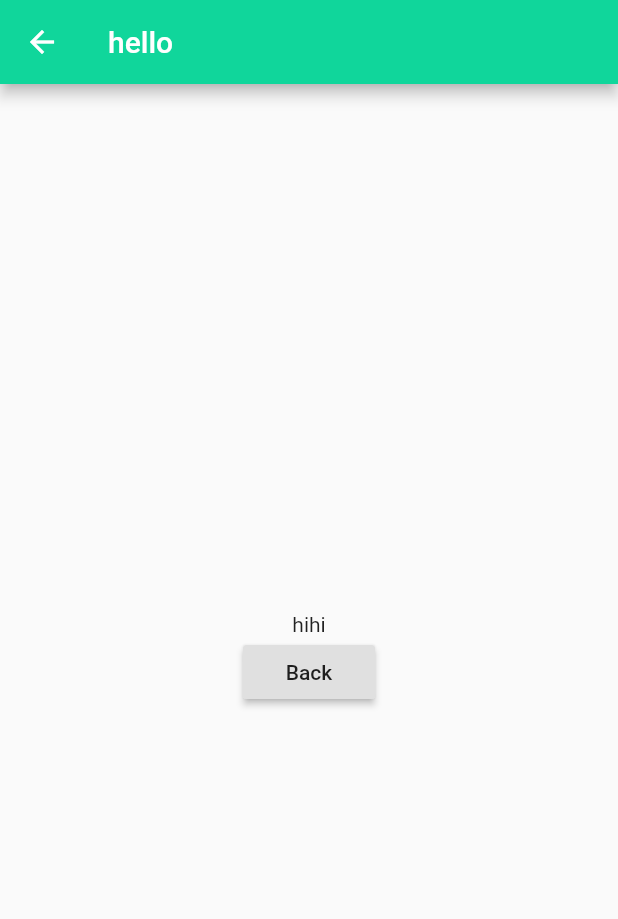
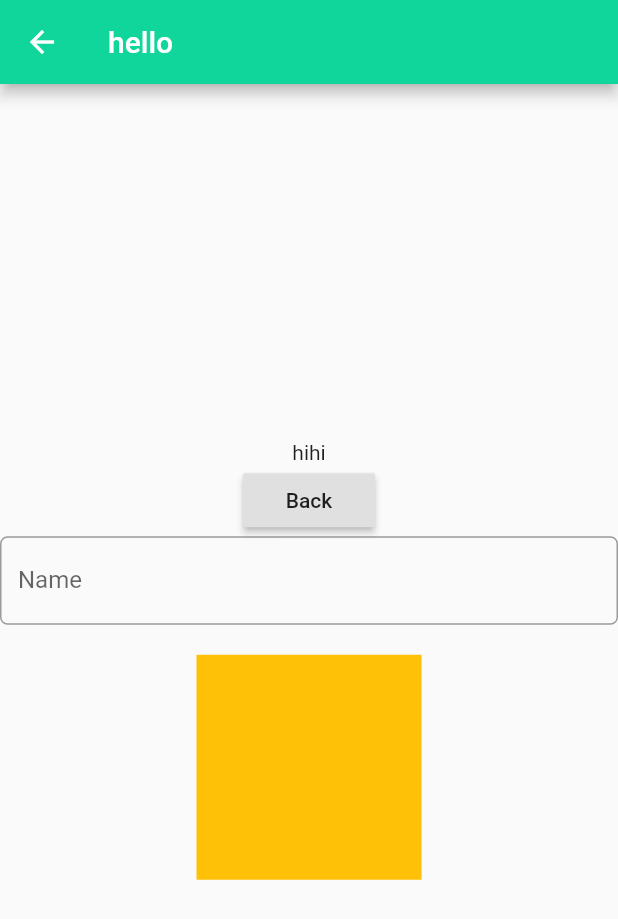
Before and after one commit to ThuTinh/Architecture_Bloc_flutter, a Flutter app: the CommentsScreen screen opened directly, on a phone screen of 412 x 824 dp. Shown: the top 919 px of the screen. Run offline on Flutter 3.47's test engine with Material 2 defaults, Android fonts, the phone set to English and light mode, and no system bars; our stand-ins replace bloc, equatable, flutter_bloc, get_it, logger, shared_preferences; accounts and stored records are empty.

Commit message:
add some thing

```diff
--- a/lib/blocs/authentication/authentication_bloc.dart
+++ b/lib/blocs/authentication/authentication_bloc.dart
@@ -1,17 +1,15 @@
 import 'package:bloc/bloc.dart';
-import 'package:demo_bloc/repositories/loginRepository/login_repository_imp.dart';
+import 'package:demo_bloc/repositories/loginRepository/login_repository.dart';
+import 'package:demo_bloc/services/sevice_locator.dart';
 import 'package:equatable/equatable.dart';
-import 'package:flutter/cupertino.dart';
 part 'authentication_state.dart';
 part 'authentication_event.dart';
 
 class AuthenticationBloc
     extends Bloc<AuthenticationEvent, AuthenticationState> {
-  final LoginRepositoryImpl loginRepository;
+  LoginRepository loginRepository = serviceLocator<LoginRepository>();
 
-  AuthenticationBloc({@required this.loginRepository})
-      : assert(loginRepository != null),
-        super(AuthenticationUnauthenticated());
+  AuthenticationBloc() : super(AuthenticationUnauthenticated());
 
   AuthenticationState get initialState => AuthenticationUnauthenticated();
 
--- a/lib/main.dart
+++ b/lib/main.dart
@@ -9,7 +9,7 @@ import 'package:demo_bloc/screens/login/login_page.dart';
 import 'package:demo_bloc/screens/splash/splash.dart';
 import 'package:demo_bloc/screens/todo/bloc/todo_bloc.dart';
 import 'package:demo_bloc/screens/todo/todo_screen.dart';
-// import 'package:demo_bloc/services/sevice_locator.dart';
+import 'package:demo_bloc/services/sevice_locator.dart';
 import 'package:demo_bloc/utils/app_localizations.dart';
 import 'package:demo_bloc/utils/theme.dart';
 import 'package:flutter/material.dart';
@@ -37,21 +37,21 @@ class SimpleBlocObserver extends BlocObserver {
 }
 
 void main() {
-  // setUpServiceLocator();
-  final LoginRepository loginRepository = LoginRepositoryImpl();
-  final TodoRepository todoRepository = TodoRepositoryImp();
+  setUpServiceLocator();
+  // final LoginRepository loginRepository = LoginRepositoryImpl();
+  // final TodoRepository todoRepository = TodoRepositoryImp();
 
   Bloc.observer = SimpleBlocObserver();
   runApp(MultiBlocProvider(
       providers: [
         BlocProvider<AuthenticationBloc>(
           create: (context) {
-            return AuthenticationBloc(loginRepository: loginRepository);
+            return AuthenticationBloc();
           },
         ),
         BlocProvider<TodoBloc>(
           create: (context) {
-            return TodoBloc(todoRepository: todoRepository);
+            return TodoBloc();
           },
         ),
         BlocProvider<ThemeBloc>(
@@ -68,14 +68,13 @@ void main() {
       // child: App(loginRepository: loginRepository)
       child: BlocBuilder<LanguageBloc, LanguageState>(
           builder: (context, language) {
-        return App(loginRepository: loginRepository);
+        return App();
       })));
 }
 
 class App extends StatelessWidget {
-  final LoginRepository loginRepository;
-
-  App({Key key, @required this.loginRepository}) : super(key: key);
+  final LoginRepository loginRepository = serviceLocator<LoginRepository>();
+  App({Key key}) : super(key: key);
 
   @override
   Widget build(BuildContext context) {
--- a/lib/screens/comments/comments_screen.dart
+++ b/lib/screens/comments/comments_screen.dart
@@ -28,6 +28,32 @@ class CommentsScreen extends StatelessWidget {
                   Navigator.pop(context, "say hi");
                 },
                 child: Text("Back"),
+              ),
+              TextField(
+                keyboardType: TextInputType.number,
+                decoration: InputDecoration(
+                  labelText: "Name",
+                  hintText: "Please enter your name",
+                  border: OutlineInputBorder(
+                      borderRadius: BorderRadius.circular(5.0)),
+                ),
+              ),
+              GestureDetector(
+                child: Container(
+                  margin: EdgeInsets.only(top: 20.0),
+                  decoration: BoxDecoration(
+                    // image: DecorationImage(
+                    //     image: NetworkImage(
+                    //       "http://bit.ly/flutter_tiger",
+                    //     ),
+                    //     fit: BoxFit.contain),
+                    color: Colors.amber,
+                    // gradient: LinearGradient(
+                    //     colors: [Colors.amber, Colors.yellow])
+                  ),
+                  height: 150.0,
+                  width: 150.0,
+                ),
               )
             ],
           ),
--- a/lib/services/sevice_locator.dart
+++ b/lib/services/sevice_locator.dart
@@ -1,3 +1,4 @@
+import 'package:demo_bloc/models/todo.dart';
 import 'package:demo_bloc/repositories/loginRepository/login_repository.dart';
 import 'package:demo_bloc/repositories/loginRepository/login_repository_imp.dart';
 import 'package:demo_bloc/repositories/todo_repository/todo_repository.dart';
@@ -16,8 +17,7 @@ void setUpServiceLocator() {
       .registerLazySingleton<LoginRepository>(() => LoginRepositoryImpl());
   serviceLocator
       .registerLazySingleton<TodoRepository>(() => TodoRepositoryImp());
-  // serviceLocator
-  //     .registerFactory<CalculateViewModel>(() => CalculateViewModel());
+  serviceLocator.registerFactory<Todo>(() => Todo());
   // serviceLocator
   //     .registerFactory<FavouriteViewModel>(() => FavouriteViewModel());
 }
```
Also changed, not shown: lib/screens/todo/bloc/todo_bloc.dart (+3 -4 lines).
